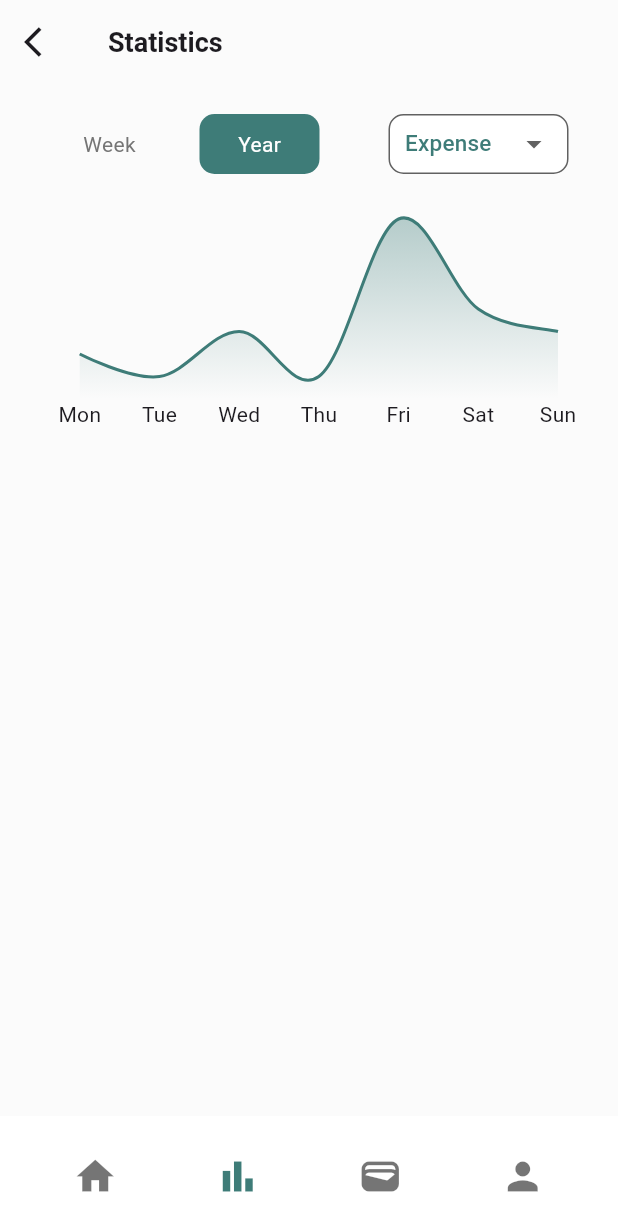
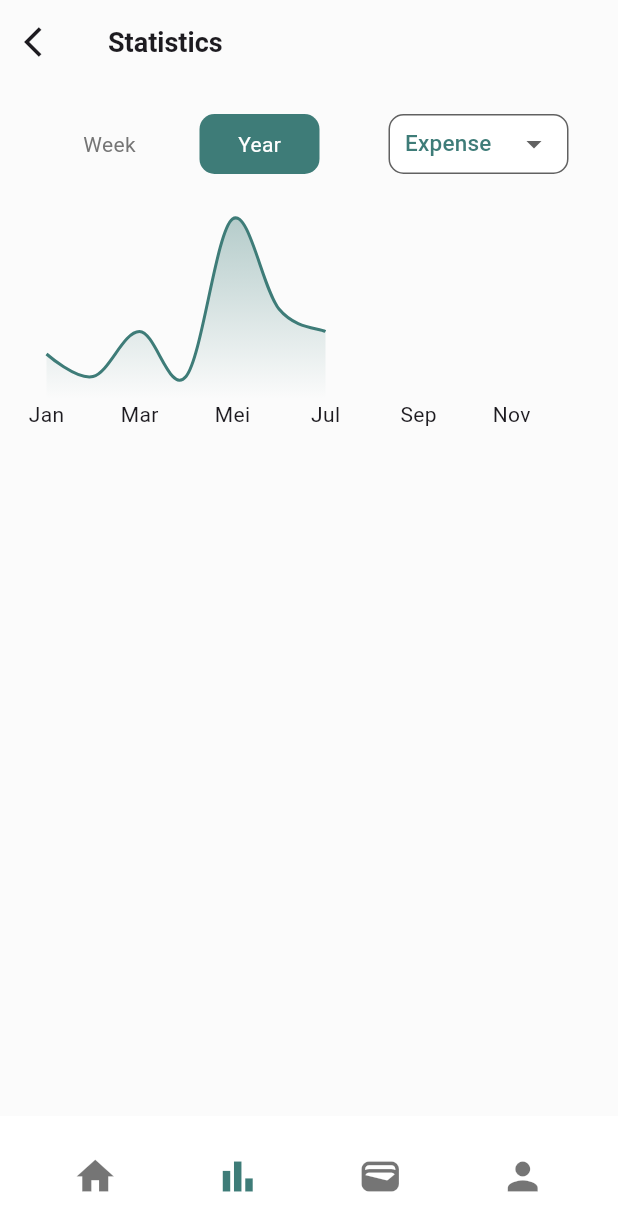
Before and after one commit to wandi1209/expense-tracker-pro-app, a Flutter app: the StatisticPage screen opened by its route, after a tap on "Year", on a phone screen of 412 x 824 dp. Shown: the top 1231 px of the screen. Run offline on Flutter 3.47's test engine with Material 3 defaults, Android fonts, the phone set to English and light mode, and no system bars; drawn by our look-alikes of fl_chart; our stand-ins replace awesome_dialog, bloc, dio, equatable, flutter_bloc, flutter_dotenv and 5 more; accounts and stored records are empty; network calls fail.

Commit message:
feat(statistic): redesign UI chart for datefilter

```diff
--- a/lib/features/statistic/presentation/pages/statistic_page.dart
+++ b/lib/features/statistic/presentation/pages/statistic_page.dart
@@ -85,7 +85,7 @@ class _StatisticPageState extends State<StatisticPage> {
                   margin: const EdgeInsets.only(right: 40),
                   width: double.infinity,
                   height: 180,
-                  child: LineChartWidget(),
+                  child: LineChartWidget(selectedDate: selectedDate),
                 ),
                 state is StatisticGetTopTransactionsSuccess
                     ? TopSpendingWidget(changedTop: onChangedTop)
--- a/lib/features/statistic/presentation/widgets/line_chart_widget.dart
+++ b/lib/features/statistic/presentation/widgets/line_chart_widget.dart
@@ -1,9 +1,11 @@
 import 'package:expense_tracker_pro/core/configs/theme/app_colors.dart';
+import 'package:expense_tracker_pro/core/utils/enum.dart';
 import 'package:fl_chart/fl_chart.dart';
 import 'package:flutter/material.dart';
 
 class LineChartWidget extends StatelessWidget {
-  const LineChartWidget({super.key});
+  final DateFilter selectedDate;
+  const LineChartWidget({super.key, required this.selectedDate});
 
   @override
   Widget build(BuildContext context) {
@@ -12,7 +14,7 @@ class LineChartWidget extends StatelessWidget {
         gridData: const FlGridData(show: false),
         borderData: FlBorderData(show: false),
         minX: 0,
-        maxX: 7,
+        maxX: selectedDate == DateFilter.week ? 7 : 12,
         minY: 0,
         maxY: 100000,
         lineBarsData: [
@@ -50,6 +52,7 @@ class LineChartWidget extends StatelessWidget {
               reservedSize: 30,
               interval: 1,
               getTitlesWidget: (value, meta) {
+                if (selectedDate == DateFilter.week) {
                   switch (value.toInt()) {
                     case 1:
                       return const Text('Mon');
@@ -68,6 +71,24 @@ class LineChartWidget extends StatelessWidget {
                     default:
                       return const Text('');
                   }
+                } else {
+                  switch (value.toInt()) {
+                    case 1:
+                      return const Text('Jan');
+                    case 3:
+                      return const Text('Mar');
+                    case 5:
+                      return const Text('Mei');
+                    case 7:
+                      return const Text('Jul');
+                    case 9:
+                      return const Text('Sep');
+                    case 11:
+                      return const Text('Nov');
+                    default:
+                      return const Text('');
+                  }
+                }
               },
             ),
           ),
```
Lines whose indentation alone changed are shown as unchanged.
